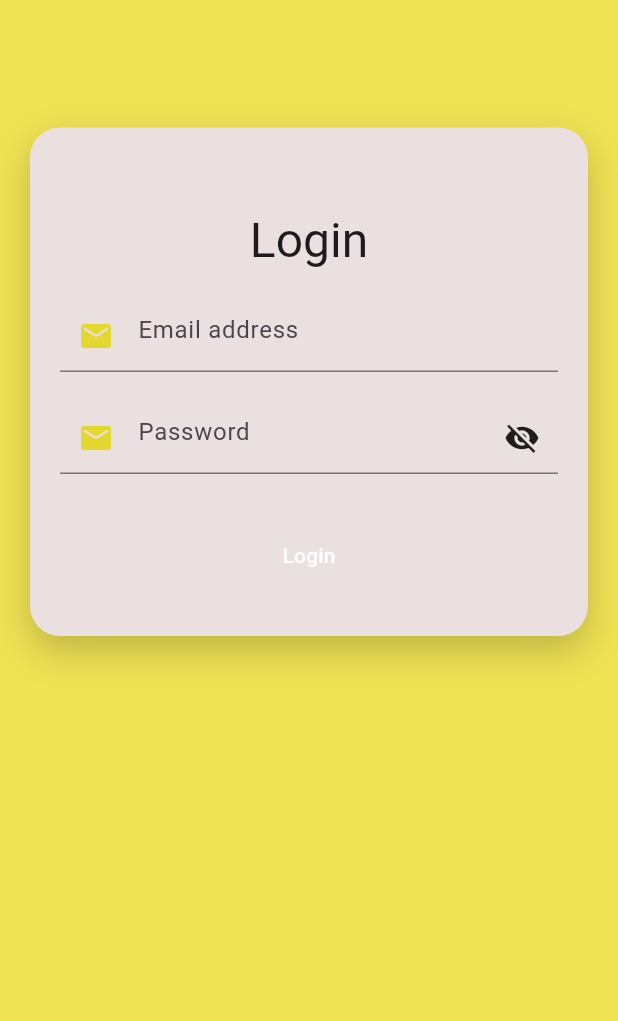
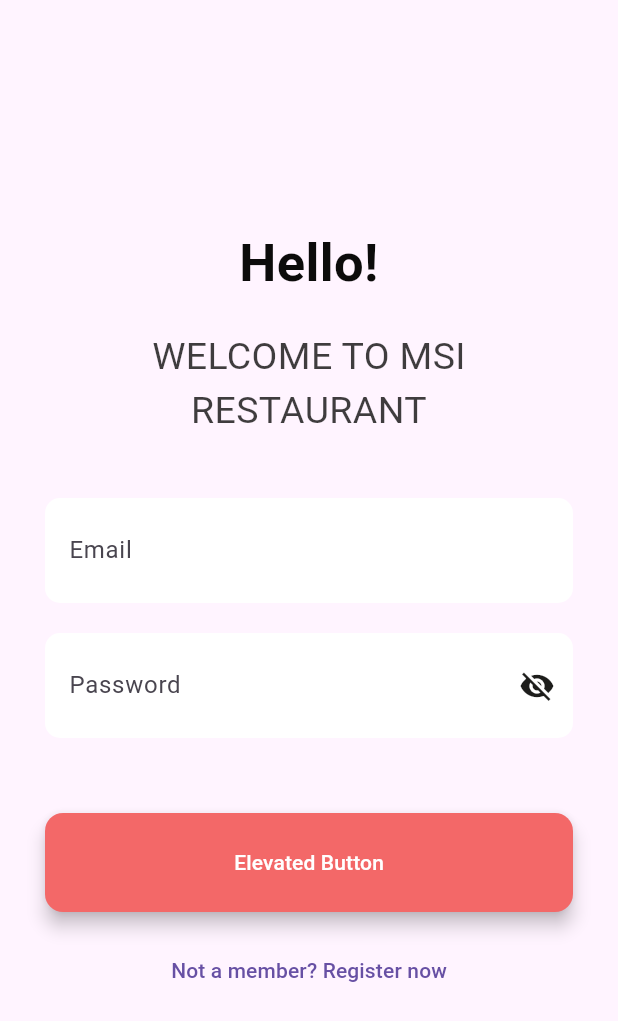
Before and after one commit to ThantzinTun007/small-res-flutter, a Flutter app: the screen it shows after launch, on a phone screen of 412 x 824 dp. Shown: the top 1021 px of the screen. Run offline on Flutter 3.47's test engine with Material 3 defaults, Android fonts, the phone set to English and light mode, and no system bars; missing offline and left inert: dart:ffi.

Commit message:
edit login screen

```diff
--- a/lib/screens/login_screen.dart
+++ b/lib/screens/login_screen.dart
@@ -1,3 +1,5 @@
+import 'dart:ffi';
+
 import 'package:flutter/material.dart';
 import 'package:http/http.dart' as http;
 import 'dart:convert';
@@ -13,10 +15,12 @@ class LoginScreen extends StatefulWidget {
 }
 
 class _LoginScreenState extends State<LoginScreen> {
+  final _formKey = GlobalKey<FormState>();
   final TextEditingController emailController = TextEditingController();
   final TextEditingController passwordController = TextEditingController();
   bool isLoading = false;
   String errorMessage = '';
+  bool hidePassword = true;
 
   Future<void> login(String email, String password) async {
     setState(() {
@@ -66,65 +70,70 @@ class _LoginScreenState extends State<LoginScreen> {
     }
   }
 
-  bool hidePassword = true;
+  Future<void> registerScreen() {
+    return Navigator.push(
+      context,
+      MaterialPageRoute(builder: (context) => const HomeScreen()),
+    ); //
+  }
 
   @override
   Widget build(BuildContext context) {
     return Scaffold(
-      backgroundColor: Color.fromARGB(255, 239, 226, 84),
-      body: SingleChildScrollView(
+      backgroundColor: const Color.fromARGB(255, 255, 244, 255),
+      body: Padding(
+        padding: const EdgeInsets.symmetric(horizontal: 30, vertical: 150),
         child: Column(
-          children: <Widget>[
-            Stack(
-              children: <Widget>[
-                Container(
-                  width: double.infinity,
-                  padding: EdgeInsets.symmetric(vertical: 30, horizontal: 20),
-                  margin: EdgeInsets.symmetric(vertical: 85, horizontal: 20),
-                  decoration: BoxDecoration(
-                      borderRadius: BorderRadius.circular(20),
-
-                      //box Color
-                      color: Color.fromARGB(255, 234, 224, 224),
-                      boxShadow: [
-                        BoxShadow(
-                            color: Theme.of(context).hintColor.withOpacity(0.2),
-                            offset: Offset(0, 10),
-                            blurRadius: 20)
-                      ]),
-                  child: Form(
-                    child: Column(
-                      children: <Widget>[
-                        const SizedBox(
-                          height: 25,
-                        ),
-                        Text(
-                          "Login",
-                          style: Theme.of(context).textTheme.headlineLarge,
+          crossAxisAlignment: CrossAxisAlignment.stretch,
+          children: [
+            const Text(
+              "Hello!",
+              style: TextStyle(
+                  fontSize: 35,
+                  fontWeight: FontWeight.bold,
+                  color: Color.fromARGB(255, 12, 11, 11)),
+              textAlign: TextAlign.center,
             ),
             const SizedBox(
               height: 20,
             ),
+            const Text(
+              "WELCOME TO MSI RESTAURANT",
+              style: TextStyle(
+                fontSize: 25,
+                color: Color.fromARGB(219, 31, 30, 30),
+              ),
+              textAlign: TextAlign.center,
+            ),
+            const SizedBox(
+              height: 40,
+            ),
+            Form(
+              key: _formKey,
+              child: Column(
+                crossAxisAlignment: CrossAxisAlignment.stretch,
+                children: [
                   TextFormField(
                     controller: emailController,
+                    style: const TextStyle(height: 2.4, color: Colors.black),
                     keyboardType: TextInputType.emailAddress,
-                          // onSaved: ,
-                          validator: (input) => !input!.contains("@")
-                              ? "Email should be Valid"
-                              : null,
-                          decoration: const InputDecoration(
-                            hintText: "Email address",
-                            enabledBorder: UnderlineInputBorder(
-                              borderSide: BorderSide(
-                                  color: Color.fromARGB(128, 10, 10, 9)),
+                    decoration: InputDecoration(
+                      labelText: 'Email',
+                      fillColor:const Color.fromARGB(255, 255, 255, 255),
+                      filled: true,
+                      border: OutlineInputBorder(
+                          borderRadius: BorderRadius.circular(10),
+                          borderSide: BorderSide.none),
                     ),
-                            focusedBorder: UnderlineInputBorder(
-                              borderSide: BorderSide(
-                                  color: Color.fromARGB(255, 8, 8, 7)),
-                            ),
-                            prefixIcon: Icon(Icons.email,
-                                color: Color.fromARGB(255, 228, 216, 48)),
-                          ),
+                    validator: (value) {
+                      if (value == null || value.isEmpty) {
+                        return 'Please enter your email';
+                      } else if (!RegExp(r'^[^@]+@[^@]+\.[^@]+')
+                          .hasMatch(value)) {
+                        return 'Please enter a valid email';
+                      }
+                      return null;
+                    },
                   ),
                   const SizedBox(
                     height: 20,
@@ -132,21 +141,15 @@ class _LoginScreenState extends State<LoginScreen> {
                   TextFormField(
                     controller: passwordController,
                     keyboardType: TextInputType.text,
-                          // onSaved: ,
                     obscureText: hidePassword,
+                    style: const TextStyle(height: 2.4, color: Colors.black),
                     decoration: InputDecoration(
-                            hintText: "Password",
-                            enabledBorder: const UnderlineInputBorder(
-                              borderSide: BorderSide(
-                                  color: Color.fromARGB(128, 10, 10, 9)),
-                            ),
-                            focusedBorder: const UnderlineInputBorder(
-                              borderSide: BorderSide(
-                                  color: Color.fromARGB(255, 8, 8, 7)),
-                            ),
-                            prefixIcon: const Icon(
-                              Icons.email,
-                              color: Color.fromARGB(255, 228, 216, 48),
+                      labelText: 'Password',
+                      fillColor:const Color.fromARGB(255, 255, 255, 255),
+                      filled: true,
+                      border: OutlineInputBorder(
+                        borderRadius: BorderRadius.circular(10),
+                        borderSide: BorderSide.none,
                       ),
                       suffixIcon: IconButton(
                         onPressed: () {
@@ -160,26 +163,60 @@ class _LoginScreenState extends State<LoginScreen> {
                             : Icons.visibility),
                       ),
                     ),
+                    validator: (value) {
+                      if (value == null || value.isEmpty) {
+                        return 'Please enter your password';
+                      } else if (value.length < 6) {
+                        return 'Password must be at least 6 characters long';
+                      }
+                      return null;
+                    },
                   ),
                   const SizedBox(
-                          height: 30,
+                    height: 50,
+                  ),
+                  ElevatedButton(
+                    onPressed: () {
+                      if (_formKey.currentState!.validate()) {
+                        login(emailController.text, passwordController.text);
+                      }
+                    },
+                    style: ButtonStyle(
+                      backgroundColor: WidgetStateProperty.all(
+                          const Color.fromARGB(255, 243, 104, 104)),
+                      foregroundColor: WidgetStateProperty.all(Colors.white),
+                      overlayColor: WidgetStateProperty.resolveWith<Color?>(
+                        (Set<WidgetState> states) {
+                          if (states.contains(WidgetState.pressed)) {
+                            return const Color.fromARGB(255, 192, 87, 92);
+                          }
+                          return null; // Default color
+                        },
+                      ),
+                      padding: WidgetStateProperty.all(
+                        const EdgeInsets.symmetric(
+                            horizontal: 20, vertical: 23),
+                      ),
+                      shape: WidgetStateProperty.all(
+                        RoundedRectangleBorder(
+                          borderRadius: BorderRadius.circular(12),
+                        ),
+                      ),
+                      elevation: WidgetStateProperty.all(5),
+                    ),
+                    child: const Text('Elevated Button'),
+                  )
+                ],
+              ),
+            ),
+            const SizedBox(
+              height: 15,
             ),
             TextButton(
                 onPressed: () {
-                            login(
-                                emailController.text, passwordController.text);
+                  registerScreen();
                 },
-                          child: const Text(
-                            "Login",
-                            style: TextStyle(color: Colors.white),
-                          ),
-                        ),
-                      ],
-                    ),
-                  ),
-                ),
-              ],
-            )
+                child: const Text("Not a member? Register now")),
           ],
         ),
       ),
```
Lines whose indentation alone changed are shown as unchanged.
